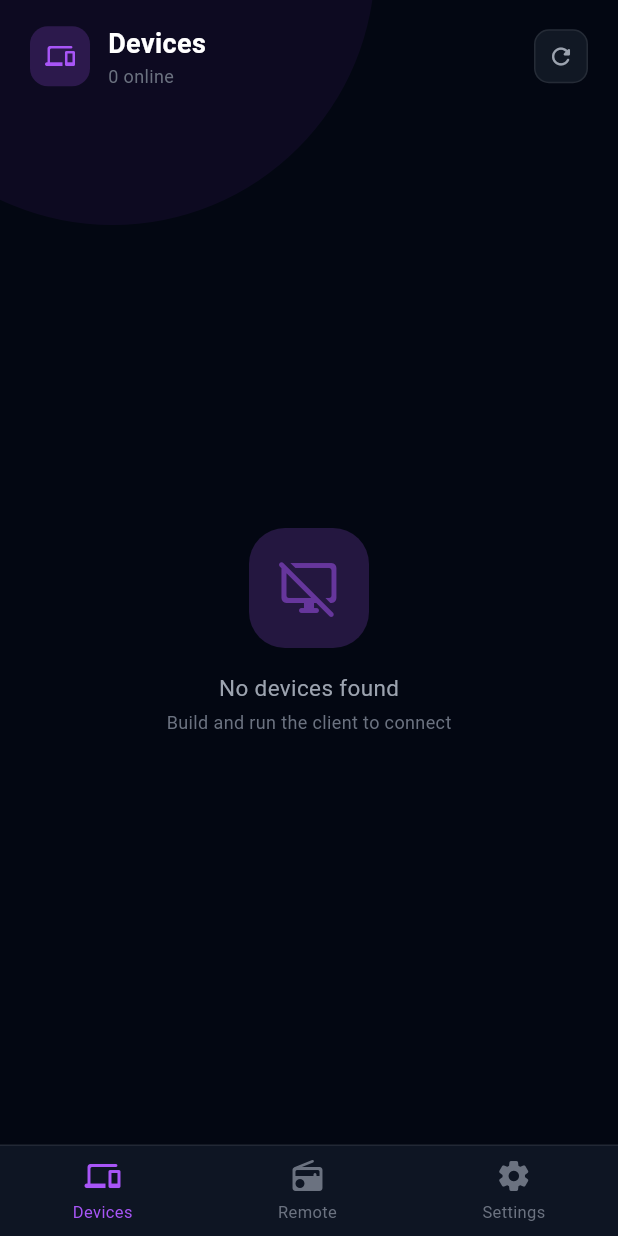
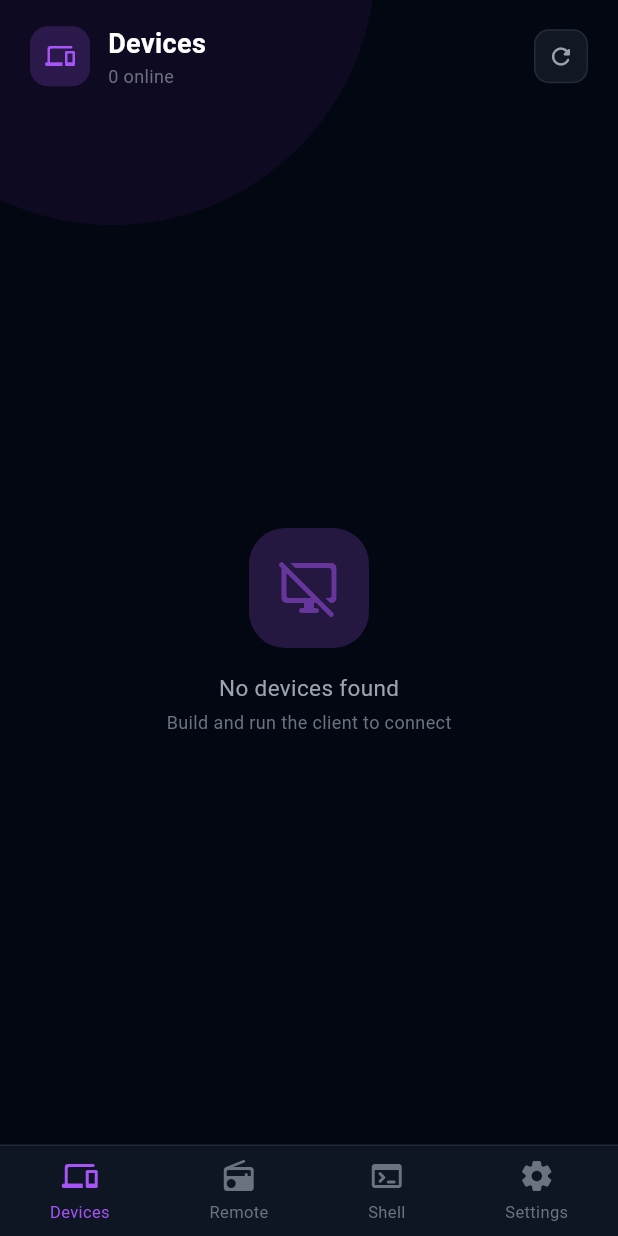
Before and after one commit to nffdev/Deskr, a Flutter app: the HomeScreen screen opened directly, on a phone screen of 412 x 824 dp. Run offline on Flutter 3.47's test engine with Material 3 defaults, Android fonts, the phone set to English and light mode, and no system bars; our stand-ins replace flutter_secure_storage, socket_io_client; accounts and stored records are empty; network calls fail; Roboto replaces fonts that are missing (SF Pro Display).

Commit message:
feat(app): adding shell command screen

```diff
--- a/app/lib/screens/home_screen.dart
+++ b/app/lib/screens/home_screen.dart
@@ -2,6 +2,7 @@ import 'package:flutter/material.dart';
 import '../theme.dart';
 import 'devices_screen.dart';
 import 'remote_screen.dart';
+import 'shell_screen.dart';
 import 'settings_screen.dart';
 
 class HomeScreen extends StatefulWidget {
@@ -17,6 +18,7 @@ class _HomeScreenState extends State<HomeScreen> {
   final _screens = const [
     DevicesScreen(),
     RemoteScreen(),
+    ShellScreen(),
     SettingsScreen(),
   ];
 
@@ -50,10 +52,16 @@ class _HomeScreenState extends State<HomeScreen> {
                   onTap: () => setState(() => _currentIndex = 1),
                 ),
                 _NavItem(
+                  icon: Icons.terminal_rounded,
+                  label: 'Shell',
+                  active: _currentIndex == 2,
+                  onTap: () => setState(() => _currentIndex = 2),
+                ),
+                _NavItem(
                   icon: Icons.settings_rounded,
                   label: 'Settings',
-                  active: _currentIndex == 2,
-                  onTap: () => setState(() => _currentIndex = 2),
+                  active: _currentIndex == 3,
+                  onTap: () => setState(() => _currentIndex = 3),
                 ),
               ],
             ),
```
